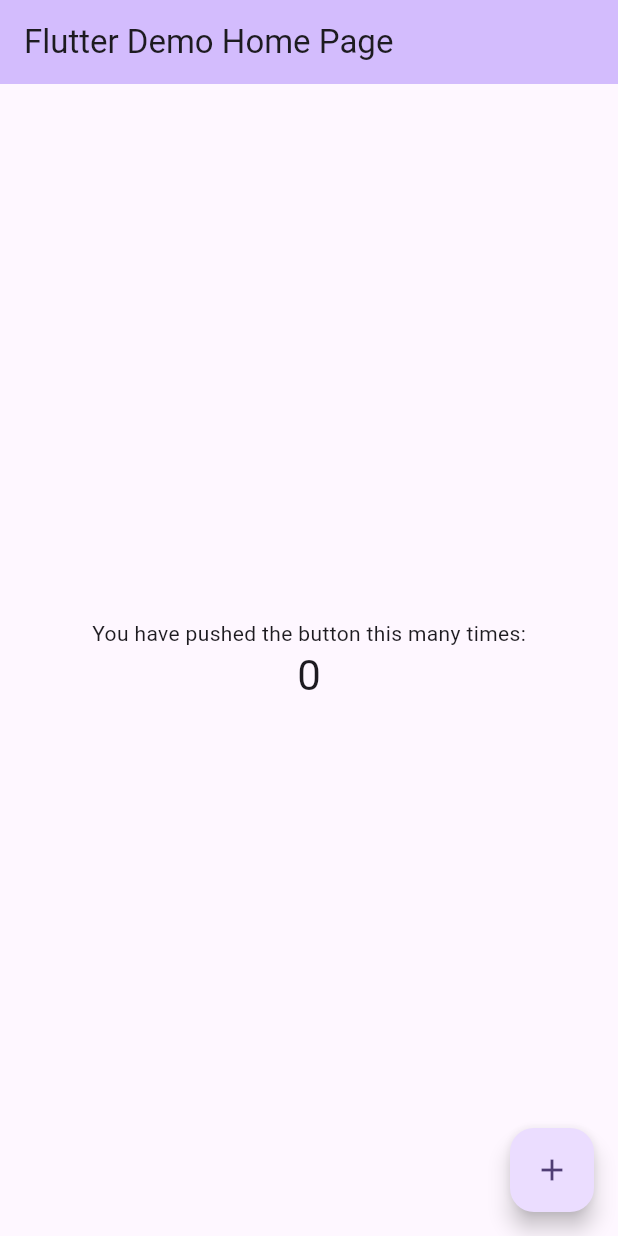
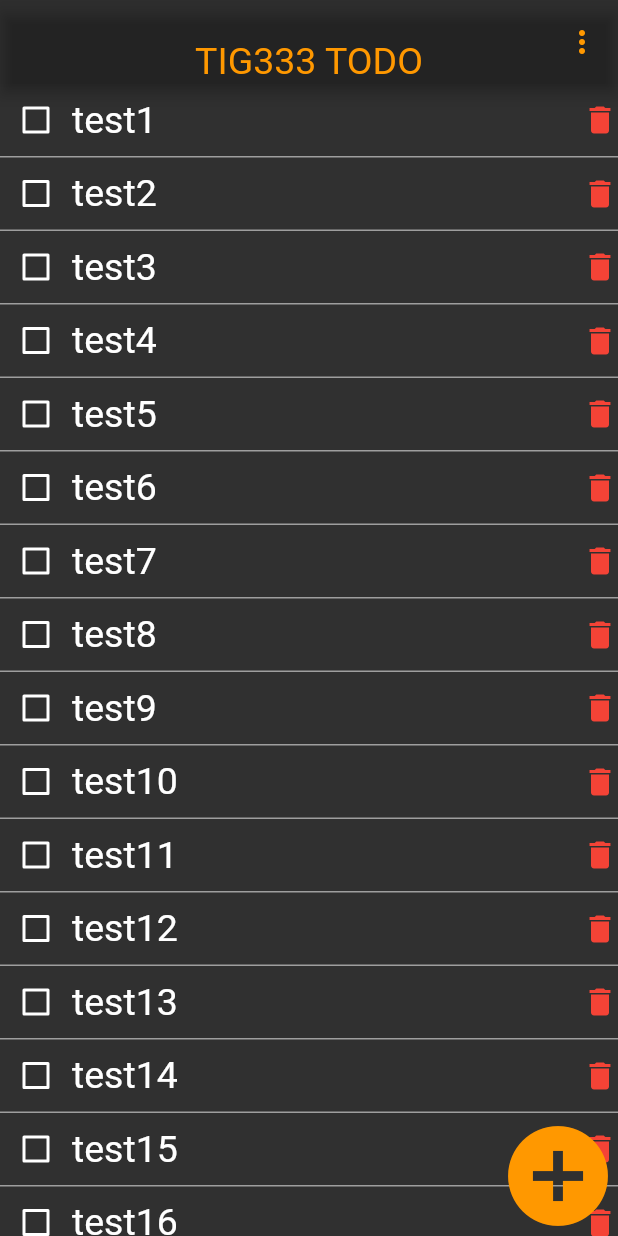
Before and after one commit to gu-tig333-ht23/gusheijje, a Flutter app: the screen it shows after launch, on a phone screen of 412 x 824 dp. Run offline on Flutter 3.47's test engine with Material 2 defaults, Android fonts, the phone set to English and light mode, and no system bars.

Commit message:
Klar med vecka 1

```diff
--- a/lib/main.dart
+++ b/lib/main.dart
@@ -1,125 +1,193 @@
 import 'package:flutter/material.dart';
+import 'pages/add.dart';
 
 void main() {
-  runApp(const MyApp());
+  runApp(MaterialApp(
+    title: 'Todo',
+    home: TodoHome(),
+    theme: ThemeData(
+      brightness: Brightness.dark,
+      primarySwatch: Colors.orange,
+
+      popupMenuTheme: PopupMenuThemeData(
+        color: Color.fromARGB(255, 30, 30, 30),
+        shape: RoundedRectangleBorder(
+          borderRadius: BorderRadius.circular(10.0),
+          side: BorderSide(color: Colors.orange, width: 1),
+        ),
+      ),
+
+      appBarTheme: AppBarTheme(
+        backgroundColor: Color(202124),
+        titleTextStyle: TextStyle(color: Colors.orange),
+      ),
+    ),
+  ));
 }
 
-class MyApp extends StatelessWidget {
-  const MyApp({super.key});
+class TodoHome extends StatefulWidget {
+  @override
+  _TodoHomeState createState() => _TodoHomeState();
+}
 
-  // This widget is the root of your application.
+class _TodoHomeState extends State<TodoHome> {
+  List<Todo> todos = [
+    Todo('test1'),
+    Todo('test2'),
+    Todo('test3'),
+    Todo('test4'),
+    Todo('test5'),
+    Todo('test6'),
+    Todo('test7'),
+    Todo('test8'),
+    Todo('test9'),
+    Todo('test10'),
+    Todo('test11'),
+    Todo('test12'),
+    Todo('test13'),
+    Todo('test14'),
+    Todo('test15'),
+    Todo('test16'),
+    Todo('test17'),
+    Todo('test18'),
+    Todo('test19'),
+    Todo('test20'),
+    Todo('test21'),
+    Todo('test22'),
+    Todo('test23'),
+  ];
+
+  void _navigateToadd(BuildContext context) {
+    Navigator.of(context).push(
+      MaterialPageRoute(
+        builder: (context) => add(),
+      ),
+    );
+  }
+
   @override
   Widget build(BuildContext context) {
-    return MaterialApp(
-      title: 'Flutter Demo',
-      theme: ThemeData(
-        // This is the theme of your application.
-        //
-        // TRY THIS: Try running your application with "flutter run". You'll see
-        // the application has a blue toolbar. Then, without quitting the app,
-        // try changing the seedColor in the colorScheme below to Colors.green
-        // and then invoke "hot reload" (save your changes or press the "hot
-        // reload" button in a Flutter-supported IDE, or press "r" if you used
-        // the command line to start the app).
-        //
-        // Notice that the counter didn't reset back to zero; the application
-        // state is not lost during the reload. To reset the state, use hot
-        // restart instead.
-        //
-        // This works for code too, not just values: Most code changes can be
-        // tested with just a hot reload.
-        colorScheme: ColorScheme.fromSeed(seedColor: Colors.deepPurple),
-        useMaterial3: true,
+
+    final List<String> menuItems = ['all', 'done', 'undone'];
+
+    return Scaffold(
+      appBar: AppBar(
+      flexibleSpace: Align(
+          alignment: Alignment.center,
+          child: Padding(
+            padding: const EdgeInsets.only(top: 25.0), // Adjust the left padding as needed
+            child: Text(
+              'TIG333 TODO',
+              style: TextStyle(
+                color: Colors.orange,
+                fontSize: 25,
+              ),
+            ),
+          ),
+        ),
+
+        actions: [
+            PopupMenuButton<String>(
+              onSelected: (String selectedItem) {
+                print('Selected: $selectedItem');
+              },
+              itemBuilder: (BuildContext context) {
+                return menuItems.map((String item) {
+                  return PopupMenuItem<String>(
+                    value: item,
+                    child: Text(item),
+                  );
+                }).toList();
+              },
+              icon: Icon(Icons.more_vert, color: Colors.orange,),
+            ),
+          ],
       ),
-      home: const MyHomePage(title: 'Flutter Demo Home Page'),
+
+      body: Stack(
+        children: [
+          ListView(
+            children: todos.map((todo) => _todoItem(todo)).toList(),
+          ),
+
+          Positioned(
+            bottom: 0,
+            right: 0,
+            child: IconButton(
+              alignment: Alignment.center,
+              iconSize: 80,
+              padding: EdgeInsets.all(0),
+              icon: Icon(Icons.add_circle, color: Colors.orange,),
+              onPressed: () {
+                _navigateToadd(context);
+              },
+            ),
+          ),
+        ],
+      ),
+    );
+  }
+
+  void toggleTodoState(int index) {
+    setState(() {
+      todos[index].isChecked = !todos[index].isChecked;
+    });
+  }
+
+  Widget _todoItem(Todo todo) {
+    return Container(
+      decoration: BoxDecoration(
+      border: Border(bottom: BorderSide(
+            color: Colors.grey,
+            width: 1.0,
+          ),
+        ),
+      ),
+
+      child: Row(
+        mainAxisAlignment: MainAxisAlignment.start,
+        crossAxisAlignment: CrossAxisAlignment.center,
+        children: [
+          Expanded(
+            child:
+              Row(
+                children: [
+                  Theme(
+                    data: Theme.of(context).copyWith(
+                      unselectedWidgetColor: Colors.white,
+                    ),
+                    child: Checkbox(
+                      checkColor: const Color.fromRGBO(48, 48, 48, 1),
+                      activeColor: Colors.green,
+                      value: todo.isChecked,
+                      onChanged: (newValue) {
+                        toggleTodoState(todos.indexOf(todo));
+                      },
+                    ),
+                  ),
+                  Text(
+                    todo.name,
+                    style: TextStyle(
+                      fontSize: 25,
+                      color: todo.isChecked ? Colors.grey : Colors.white,
+                      decoration: todo.isChecked ? TextDecoration.lineThrough : TextDecoration.none,
+                      decorationColor: Colors.red,
+                    ),
+                  ),
+                ],
+              ),
+          ),
+
+          Icon(Icons.delete,color: Colors.red,)
+        ],
+      ),
     );
   }
 }
 
-class MyHomePage extends StatefulWidget {
-  const MyHomePage({super.key, required this.title});
+class Todo {
+  final String name;
+  bool isChecked;
 
-  // This widget is the home page of your application. It is stateful, meaning
-  // that it has a State object (defined below) that contains fields that affect
-  // how it looks.
-
-  // This class is the configuration for the state. It holds the values (in this
-  // case the title) provided by the parent (in this case the App widget) and
-  // used by the build method of the State. Fields in a Widget subclass are
-  // always marked "final".
-
-  final String title;
-
-  @override
-  State<MyHomePage> createState() => _MyHomePageState();
+  Todo(this.name, {this.isChecked = false});
 }
-
-class _MyHomePageState extends State<MyHomePage> {
-  int _counter = 0;
-
-  void _incrementCounter() {
-    setState(() {
-      // This call to setState tells the Flutter framework that something has
-      // changed in this State, which causes it to rerun the build method below
-      // so that the display can reflect the updated values. If we changed
-      // _counter without calling setState(), then the build method would not be
-      // called again, and so nothing would appear to happen.
-      _counter++;
-    });
-  }
-
-  @override
-  Widget build(BuildContext context) {
-    // This method is rerun every time setState is called, for instance as done
-    // by the _incrementCounter method above.
-    //
-    // The Flutter framework has been optimized to make rerunning build methods
-    // fast, so that you can just rebuild anything that needs updating rather
-    // than having to individually change instances of widgets.
-    return Scaffold(
-      appBar: AppBar(
-        // TRY THIS: Try changing the color here to a specific color (to
-        // Colors.amber, perhaps?) and trigger a hot reload to see the AppBar
-        // change color while the other colors stay the same.
-        backgroundColor: Theme.of(context).colorScheme.inversePrimary,
-        // Here we take the value from the MyHomePage object that was created by
-        // the App.build method, and use it to set our appbar title.
-        title: Text(widget.title),
-      ),
-      body: Center(
-        // Center is a layout widget. It takes a single child and positions it
-        // in the middle of the parent.
-        child: Column(
-          // Column is also a layout widget. It takes a list of children and
-          // arranges them vertically. By default, it sizes itself to fit its
-          // children horizontally, and tries to be as tall as its parent.
-          //
-          // Column has various properties to control how it sizes itself and
-          // how it positions its children. Here we use mainAxisAlignment to
-          // center the children vertically; the main axis here is the vertical
-          // axis because Columns are vertical (the cross axis would be
-          // horizontal).
-          //
-          // TRY THIS: Invoke "debug painting" (choose the "Toggle Debug Paint"
-          // action in the IDE, or press "p" in the console), to see the
-          // wireframe for each widget.
-          mainAxisAlignment: MainAxisAlignment.center,
-          children: <Widget>[
-            const Text(
-              'You have pushed the button this many times:',
-            ),
-            Text(
-              '$_counter',
-              style: Theme.of(context).textTheme.headlineMedium,
-            ),
-          ],
-        ),
-      ),
-      floatingActionButton: FloatingActionButton(
-        onPressed: _incrementCounter,
-        tooltip: 'Increment',
-        child: const Icon(Icons.add),
-      ), // This trailing comma makes auto-formatting nicer for build methods.
-    );
-  }
-}
```
Also changed, not shown: lib/pages/add.dart (added, +42 -0 lines), pubspec.lock.
